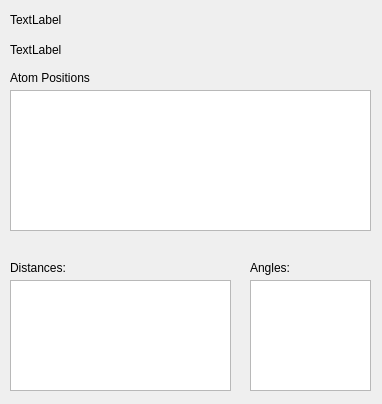
Qt form src/molara/Gui/measuring_tool.ui (Molara-Lab/Molara) before a commit.
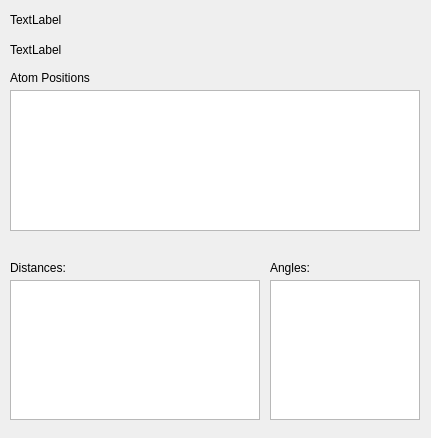
The same form after that commit.

Commit message: Fix values cut off in measurement tool

```diff
--- a/src/molara/Gui/measuring_tool.ui
+++ b/src/molara/Gui/measuring_tool.ui
@@ -6,8 +6,8 @@
    <rect>
     <x>0</x>
     <y>0</y>
-    <width>382</width>
-    <height>404</height>
+    <width>431</width>
+    <height>438</height>
    </rect>
   </property>
   <property name="minimumSize">
@@ -16,12 +16,6 @@
     <height>404</height>
    </size>
   </property>
-  <property name="maximumSize">
-   <size>
-    <width>382</width>
-    <height>404</height>
-   </size>
-  </property>
   <property name="windowTitle">
    <string>Measurement Tool</string>
   </property>
@@ -43,15 +37,15 @@
     <rect>
      <x>10</x>
      <y>280</y>
-     <width>221</width>
-     <height>111</height>
+     <width>250</width>
+     <height>140</height>
     </rect>
    </property>
   </widget>
   <widget class="QLabel" name="labelAngles">
    <property name="geometry">
     <rect>
-     <x>250</x>
+     <x>270</x>
      <y>260</y>
      <width>58</width>
      <height>16</height>
@@ -64,10 +58,10 @@
   <widget class="QTableWidget" name="tableAngles">
    <property name="geometry">
     <rect>
-     <x>250</x>
+     <x>270</x>
      <y>280</y>
-     <width>121</width>
-     <height>111</height>
+     <width>150</width>
+     <height>140</height>
     </rect>
    </property>
   </widget>
@@ -76,7 +70,7 @@
     <rect>
      <x>10</x>
      <y>90</y>
-     <width>361</width>
+     <width>410</width>
      <height>141</height>
     </rect>
    </property>
```
The commit also changes 3 other files.
